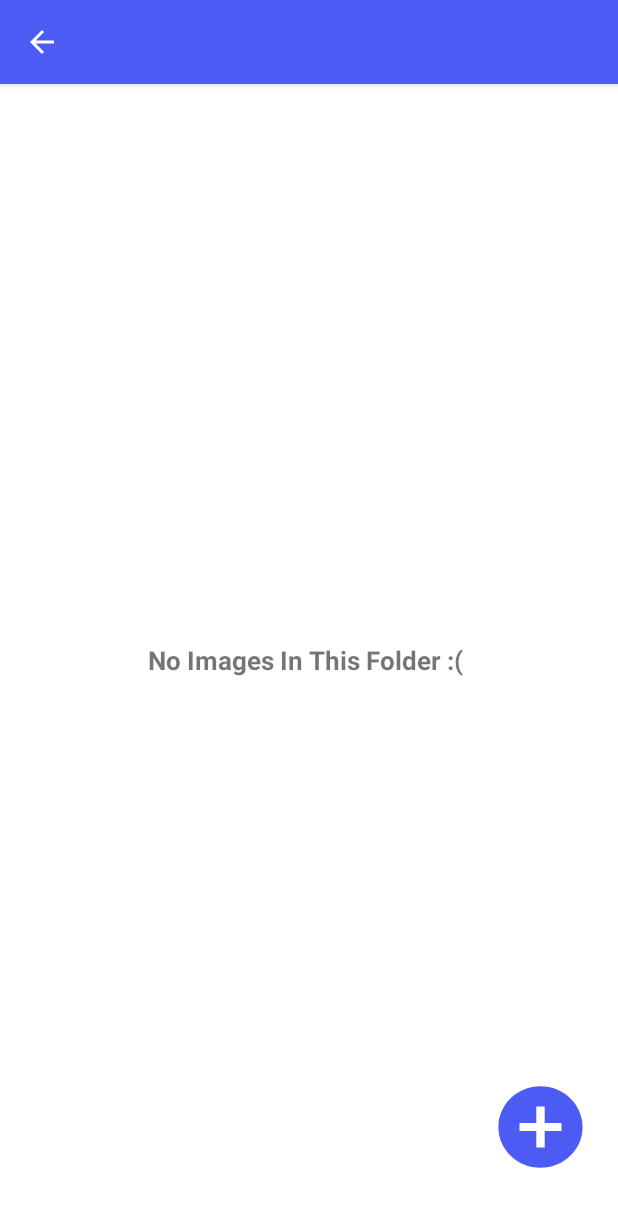
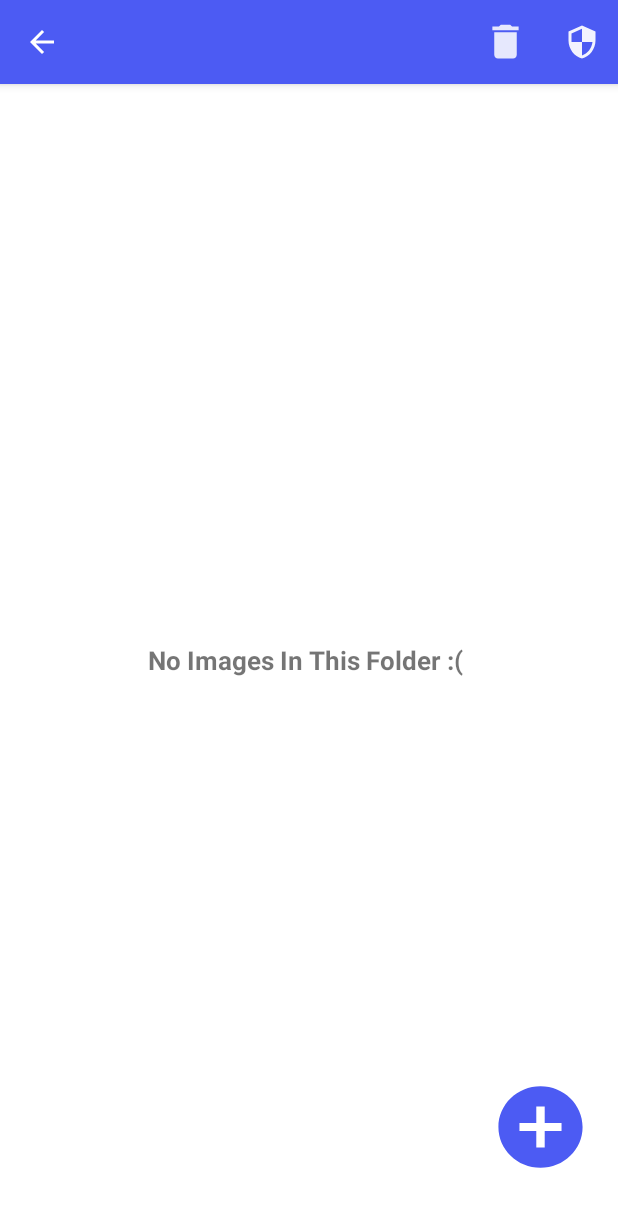
Before and after one commit to ahtisham522-git/Image_Vault, an Android app: the ImageDisplay screen opened directly, with no data from a screen before it, on a phone screen of 412 x 824 dp. Shown: the top 1207 px of the screen. Run offline under Robolectric (Android 15) with nearby library versions, the phone set to English and light mode, and no system bars; 6 statements that could not run were skipped.

Commit message:
Folder password layout done

```diff
--- a/app/src/main/java/com/example/testing/ImageDisplay.java
+++ b/app/src/main/java/com/example/testing/ImageDisplay.java
@@ -19,15 +19,23 @@ import android.view.MenuItem;
 import android.view.View;
 import android.view.ViewGroup;
 import android.widget.Button;
+import android.widget.CompoundButton;
+import android.widget.EditText;
 import android.widget.ImageButton;
 import android.widget.ProgressBar;
+import android.widget.Switch;
 import android.widget.TextView;
+import android.widget.Toast;
 
+import androidx.annotation.NonNull;
 import androidx.appcompat.app.ActionBar;
 import androidx.appcompat.app.AppCompatActivity;
+import androidx.appcompat.widget.SwitchCompat;
 import androidx.core.app.ActivityCompat;
 import androidx.recyclerview.widget.RecyclerView;
 
+
+import com.google.android.material.button.MaterialButton;
 
 import java.io.File;
 import java.io.FileNotFoundException;
@@ -37,8 +45,8 @@ import java.text.SimpleDateFormat;
 import java.util.ArrayList;
 import java.util.Date;
 
-public class ImageDisplay extends AppCompatActivity implements itemClickListener {
-
+public class ImageDisplay extends AppCompatActivity implements itemClickListener
+{
     private static final int PICK_IMAGE_MULTIPLE = 1;
     private static final int PERMISSION_REQUEST_CODE = 7;
     private static final int GALLERY_REQUEST = 1;
@@ -46,39 +54,29 @@ public class ImageDisplay extends AppCompatActivity implements itemClickListener
     ArrayList<pictureFacer> allpictures;
     ProgressBar load;
     String foldePath;
-    Dialog dialogdel;
+    Dialog dialogdel,dialogps;
     TextView cancl,del;
-
-    TextView folderName,eepty;
+    TextView eepty;
     String fldrname;
     Button add, back;
-    File dst;
-    File src;
-
-    @Override
-    public boolean onOptionsItemSelected(MenuItem item) {
-        switch (item.getItemId()) {
-            case android.R.id.home:
-                // API 5+ solution
-                maindash();
-                return true;
-
-            default:
-                return super.onOptionsItemSelected(item);
-        }
-    }
-
+    TextView canclps,okps;
+    EditText medit;
+    SwitchCompat swtch;
+    Boolean state;
 
     @Override
     protected void onCreate(Bundle savedInstanceState) {
         super.onCreate(savedInstanceState);
         setContentView(R.layout.activity_image_display);
+
         ActionBar actionBar = getSupportActionBar();
         actionBar.setDisplayHomeAsUpEnabled(true);
         overridePendingTransition(R.anim.fadein, R.anim.fadeout);
         //getActionBar().setIcon(R.drawable.my_icon);
+
+
         back = findViewById(R.id.back);
-        eepty =findViewById(R.id.empy);
+        eepty = findViewById(R.id.empy);
         fldrname = (getIntent().getStringExtra("folderName"));
         actionBar.setTitle(fldrname);
         foldePath = getIntent().getStringExtra("folderPath");
@@ -88,35 +86,40 @@ public class ImageDisplay extends AppCompatActivity implements itemClickListener
         imageRecycler.addItemDecoration(new MarginDecoration(this));
         imageRecycler.hasFixedSize();
         load = findViewById(R.id.loader);
+
+        dialogps = new Dialog(this);
+        dialogps.setContentView(R.layout.folderpasswordpopup);
+        dialogps.getWindow().setLayout(ViewGroup.LayoutParams.MATCH_PARENT, ViewGroup.LayoutParams.WRAP_CONTENT);
+        dialogps.setCancelable(false);
+        dialogps.getWindow().getAttributes().windowAnimations = R.style.Theme_Testing;
+
+        canclps = dialogps.findViewById(R.id.canclfdrbtn);
+        okps = dialogps.findViewById(R.id.setfdrbtn);
+        medit = dialogps.findViewById(R.id.fnameedt);
+
+        Boolean switchState;
+
         dialogdel = new Dialog(this);
         dialogdel.setContentView(R.layout.deletefolderpopup);
-        dialogdel.getWindow().setLayout(ViewGroup.LayoutParams.MATCH_PARENT,ViewGroup.LayoutParams.WRAP_CONTENT);
+        dialogdel.getWindow().setLayout(ViewGroup.LayoutParams.MATCH_PARENT, ViewGroup.LayoutParams.WRAP_CONTENT);
         dialogdel.setCancelable(false);
-        dialogdel.getWindow().getAttributes().windowAnimations= R.style.Theme_Testing;
-        cancl=dialogdel.findViewById(R.id.canclbtn);
-        del=dialogdel.findViewById(R.id.delbtn);
+        dialogdel.getWindow().getAttributes().windowAnimations = R.style.Theme_Testing;
+        cancl = dialogdel.findViewById(R.id.canclbtn);
+        del = dialogdel.findViewById(R.id.delbtn);
 
-        if (allpictures.isEmpty())
-        {
+        if (allpictures.isEmpty()) {
             allpictures = getAllImagesByFolder(foldePath);
-            if(allpictures.isEmpty())
-            {
+            if (allpictures.isEmpty()) {
                 eepty.setVisibility(View.VISIBLE);
                 load.setVisibility(View.GONE);
-            }
-            else
-                {
+            } else {
                 load.setVisibility(View.VISIBLE);
                 imageRecycler.setAdapter(new picture_Adapter(allpictures, ImageDisplay.this, this));
                 load.setVisibility(View.GONE);
             }
         }
-//        trsh.setOnClickListener(new View.OnClickListener() {
-//            @Override
-//            public void onClick(View view) {
-//                dialogdel.show();
-//            }
-//        });
+
+        // folder delete
         cancl.setOnClickListener(new View.OnClickListener() {
             @Override
             public void onClick(View view) {
@@ -124,19 +127,18 @@ public class ImageDisplay extends AppCompatActivity implements itemClickListener
             }
         });
 
-        del.setOnClickListener(new View.OnClickListener()
-        {
+        del.setOnClickListener(new View.OnClickListener() {
             @Override
-            public void onClick(View view)
-            {
+            public void onClick(View view) {
                 String root = Environment.getExternalStoragePublicDirectory(Environment.DIRECTORY_PICTURES).toString();
-                File file = new File(root + "/Private Storage/"+fldrname+"/");
+                File file = new File(root + "/Private Storage/" + fldrname + "/");
                 deleteRecursive(file);
                 dialogdel.hide();
                 maindash();
             }
         });
 
+        //image add
         add.setOnClickListener(new View.OnClickListener() {
             @Override
             public void onClick(View view) {
@@ -145,7 +147,63 @@ public class ImageDisplay extends AppCompatActivity implements itemClickListener
         });
 
 
+        //folder password
+        okps.setOnClickListener(new View.OnClickListener() {
+            @Override
+            public void onClick(View view) {
+                dialogps.cancel();
+
+
+            }
+        });
+        canclps.setOnClickListener(new View.OnClickListener() {
+            @Override
+            public void onClick(View view) {
+                dialogps.cancel();
+
+
+            }
+        });
+
+
+//
+//        swtch.setOnCheckedChangeListener(new CompoundButton.OnCheckedChangeListener() {
+//            public void onCheckedChanged(CompoundButton buttonView, boolean isChecked) {
+//                if (isChecked)
+//                {
+//                        state=true;
+//
+//                }
+//                else {
+//                    state=false;
+//                }
+//            }
+//        });
+
+//        swtch =(SwitchCompat) findViewById(R.id.swich1);
+//
+//        swtch.setOnCheckedChangeListener(new CompoundButton.OnCheckedChangeListener() {
+//            @Override
+//            public void onCheckedChanged(CompoundButton compoundButton, boolean b)
+//
+//            {
+//                if (swtch.isChecked()) {
+//                    state = true;
+//
+//                    swtch.setChecked(true);
+//
+//                } else {
+//                    state = false;
+//                    swtch.setChecked(false);
+//                }
+//
+//            }
+//        });
+
+
     }
+
+
     // Export Image Functions
     public void buttonPickImage() {
         Intent photoPickerIntent = new Intent(Intent.ACTION_PICK);
@@ -191,6 +249,27 @@ public class ImageDisplay extends AppCompatActivity implements itemClickListener
     ActivityCompat.requestPermissions(this,new String[]{Manifest.permission.WRITE_EXTERNAL_STORAGE},PERMISSION_REQUEST_CODE);
 }
 
+    @Override
+    public boolean onCreateOptionsMenu(Menu menu) {
+        getMenuInflater().inflate(R.menu.fdrpasswordset,menu);
+        return true;
+    }
+
+    @Override
+    public boolean onOptionsItemSelected( @NonNull MenuItem item ) {
+
+        switch (item.getItemId())
+        {
+            case R.id.setpass:
+                dialogps.show();
+                break;
+
+            case R.id.delfolder:
+            dialogdel.show();
+            break;
+        }
+        return super.onOptionsItemSelected(item);
+    }
 
 
     @Override
--- a/app/src/main/res/drawable/ic_baseline_delete_24.xml
+++ b/app/src/main/res/drawable/ic_baseline_delete_24.xml
@@ -1,5 +1,5 @@
 <vector android:alpha="0.86" android:height="30dp"
-    android:tint="#D2D2D2" android:viewportHeight="24"
+    android:tint="#FFFFFF" android:viewportHeight="24"
     android:viewportWidth="24" android:width="30dp" xmlns:android="http://schemas.android.com/apk/res/android">
-    <path android:fillColor="@android:color/white" android:pathData="M6,19c0,1.1 0.9,2 2,2h8c1.1,0 2,-0.9 2,-2V7H6v12zM19,4h-3.5l-1,-1h-5l-1,1H5v2h14V4z"/>
+    <path android:fillColor="#FFFFFF" android:pathData="M6,19c0,1.1 0.9,2 2,2h8c1.1,0 2,-0.9 2,-2V7H6v12zM19,4h-3.5l-1,-1h-5l-1,1H5v2h14V4z"/>
 </vector>
--- /dev/null
+++ b/app/src/main/res/drawable/ic_baseline_help_24.xml
@@ -0,0 +1,5 @@
+<vector android:alpha="0.93" android:height="24dp"
+    android:tint="#FFFFFF" android:viewportHeight="24"
+    android:viewportWidth="24" android:width="24dp" xmlns:android="http://schemas.android.com/apk/res/android">
+    <path android:fillColor="@android:color/white" android:pathData="M12,2C6.48,2 2,6.48 2,12s4.48,10 10,10 10,-4.48 10,-10S17.52,2 12,2zM13,19h-2v-2h2v2zM15.07,11.25l-0.9,0.92C13.45,12.9 13,13.5 13,15h-2v-0.5c0,-1.1 0.45,-2.1 1.17,-2.83l1.24,-1.26c0.37,-0.36 0.59,-0.86 0.59,-1.41 0,-1.1 -0.9,-2 -2,-2s-2,0.9 -2,2L8,9c0,-2.21 1.79,-4 4,-4s4,1.79 4,4c0,0.88 -0.36,1.68 -0.93,2.25z"/>
+</vector>
--- /dev/null
+++ b/app/src/main/res/drawable/ic_baseline_security_24.xml
@@ -0,0 +1,5 @@
+<vector android:alpha="0.93" android:height="24dp"
+    android:tint="#FFFFFF" android:viewportHeight="24"
+    android:viewportWidth="24" android:width="24dp" xmlns:android="http://schemas.android.com/apk/res/android">
+    <path android:fillColor="@android:color/white" android:pathData="M12,1L3,5v6c0,5.55 3.84,10.74 9,12 5.16,-1.26 9,-6.45 9,-12L21,5l-9,-4zM12,11.99h7c-0.53,4.12 -3.28,7.79 -7,8.94L12,12L5,12L5,6.3l7,-3.11v8.8z"/>
+</vector>
--- a/app/src/main/res/layout/deleteimagepopup.xml
+++ b/app/src/main/res/layout/deleteimagepopup.xml
@@ -6,8 +6,6 @@
     android:layout_height="wrap_content"
     android:background="@color/white"
     >
-
-
     <TextView
         android:id="@+id/fnameedt"
         android:layout_width="wrap_content"
@@ -22,7 +20,6 @@
         android:text="This file will be deleted Permanently from this device."
         android:textColor="#000000"
         android:textSize="14dp">
-
     </TextView>
 
 
--- a/app/src/main/res/menu/action_bar.xml
+++ b/app/src/main/res/menu/action_bar.xml
@@ -4,8 +4,10 @@
     >
     <item android:id="@+id/seting"
         android:title="Change Passsword"
-        app:showAsAction="never" />
+        app:showAsAction="always" />
     <item android:id="@+id/help"
         android:title="Help"
-        app:showAsAction="never" />
+        app:showAsAction="always"
+        android:icon="@drawable/ic_baseline_help_24"
+        />
 </menu>
--- /dev/null
+++ b/app/src/main/res/menu/fdrpasswordset.xml
@@ -0,0 +1,17 @@
+<?xml version="1.0" encoding="utf-8"?>
+<menu xmlns:app="http://schemas.android.com/apk/res-auto"
+    xmlns:android="http://schemas.android.com/apk/res/android"
+    >
+
+    <item android:id="@+id/delfolder"
+        android:title="Delete Folder"
+        android:icon="@drawable/ic_baseline_delete_24"
+        app:showAsAction="always" />
+
+    <item android:id="@+id/setpass"
+        android:title="Set Password"
+        app:showAsAction="always"
+        android:icon="@drawable/ic_baseline_security_24"
+        />
+
+</menu>
```
Also changed, not shown: app/src/main/java/com/example/testing/pictureBrowserFragment.java (+8 -13 lines), app/src/main/java/com/example/testing/picture_Adapter.java (+4 -37 lines), app/src/main/res/layout/folderpasswordpopup.xml (added, +88 -0 lines).
